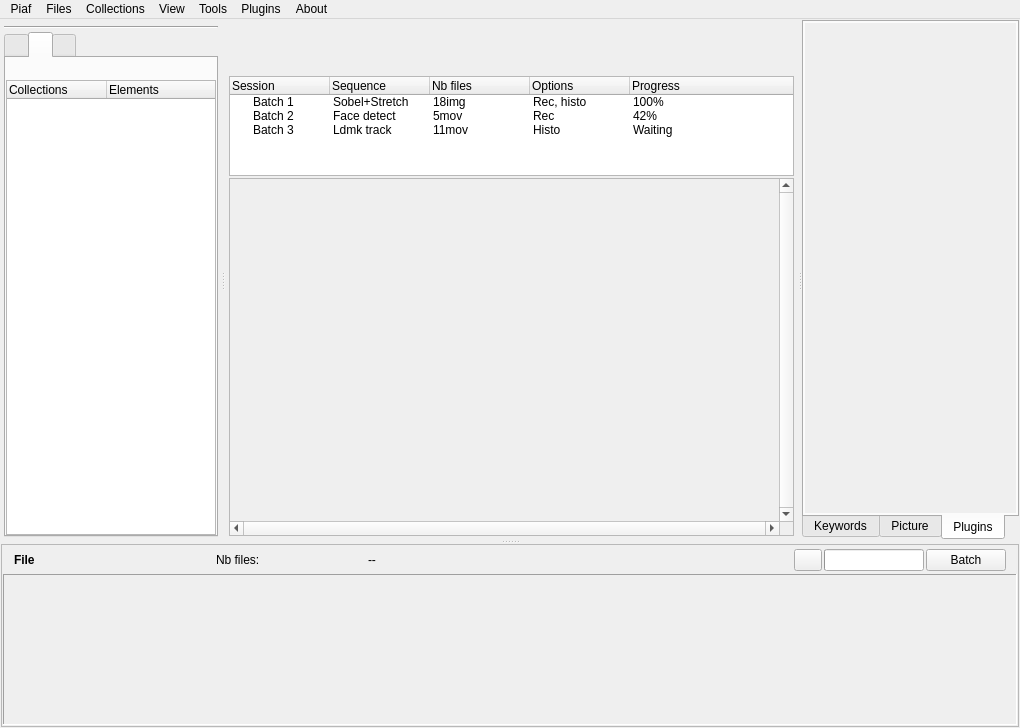
Above: workflow/ui/emamainwindow.ui from cseyve/piaf before the change. Below: the same form after it.
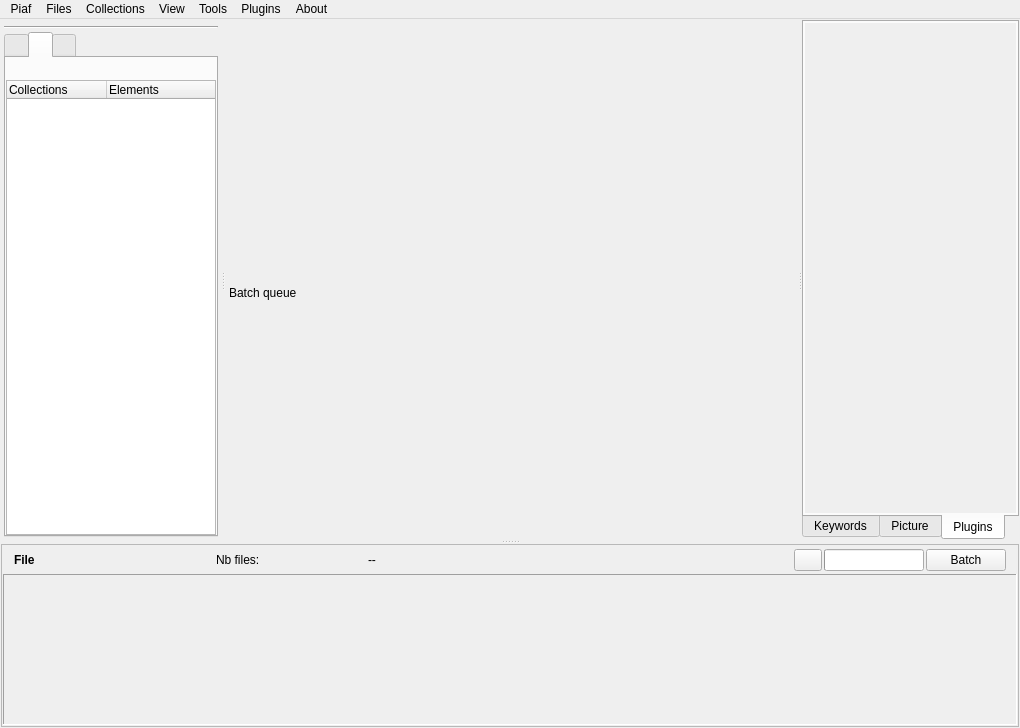
That is the form after the change. The open tabs and pages were chosen to show the change. Icons and pictures are not drawn. Custom widgets are drawn as their Qt base class.

Commit message: reorganized code for batch processing : widgets / thread in separate source files

Diff of the .ui file:
```diff
--- a/workflow/ui/emamainwindow.ui
+++ b/workflow/ui/emamainwindow.ui
@@ -998,265 +998,10 @@
               <number>2</number>
              </property>
              <item>
-              <widget class="QFrame" name="batchQueueFrame">
-               <layout class="QVBoxLayout" name="verticalLayout_18">
-                <property name="spacing">
-                 <number>2</number>
-                </property>
-                <property name="margin">
-                 <number>0</number>
-                </property>
-                <item>
-                 <widget class="QWidget" name="widget_4" native="true">
-                  <layout class="QHBoxLayout" name="horizontalLayout_5">
-                   <property name="spacing">
-                    <number>0</number>
-                   </property>
-                   <property name="leftMargin">
-                    <number>0</number>
-                   </property>
-                   <property name="topMargin">
-                    <number>1</number>
-                   </property>
-                   <property name="rightMargin">
-                    <number>0</number>
-                   </property>
-                   <property name="bottomMargin">
-                    <number>1</number>
-                   </property>
-                   <item>
-                    <widget class="QPushButton" name="batchPlayButton">
-                     <property name="toolTip">
-                      <string>Toggle play/pause</string>
-                     </property>
-                     <property name="text">
-                      <string/>
-                     </property>
-                     <property name="icon">
-                      <iconset resource="../../main/piaf.qrc">
-                       <normaloff>:/images/22x22/system-run.png</normaloff>
-                       <normalon>:/icons/22x22/media-playback-pause.png</normalon>:/images/22x22/system-run.png</iconset>
-                     </property>
-                     <property name="checkable">
-                      <bool>true</bool>
-                     </property>
-                     <property name="flat">
-                      <bool>true</bool>
-                     </property>
-                    </widget>
-                   </item>
-                   <item>
-                    <spacer name="horizontalSpacer_5">
-                     <property name="orientation">
-                      <enum>Qt::Horizontal</enum>
-                     </property>
-                     <property name="sizeHint" stdset="0">
-                      <size>
-                       <width>40</width>
-                       <height>20</height>
-                      </size>
-                     </property>
-                    </spacer>
-                   </item>
-                   <item>
-                    <widget class="QPushButton" name="batchMoveUpButton">
-                     <property name="toolTip">
-                      <string>Move up selected batch item</string>
-                     </property>
-                     <property name="text">
-                      <string/>
-                     </property>
-                     <property name="icon">
-                      <iconset resource="../ema.qrc">
-                       <normaloff>:/icons/16x16/arrow-up.png</normaloff>:/icons/16x16/arrow-up.png</iconset>
-                     </property>
-                     <property name="flat">
-                      <bool>true</bool>
-                     </property>
-                    </widget>
-                   </item>
-                   <item>
-                    <widget class="QPushButton" name="batchMoveDownButton">
-                     <property name="toolTip">
-                      <string>Move down selected batch item</string>
-                     </property>
-                     <property name="text">
-                      <string/>
-                     </property>
-                     <property name="icon">
-                      <iconset resource="../ema.qrc">
-                       <normaloff>:/icons/16x16/arrow-down.png</normaloff>:/icons/16x16/arrow-down.png</iconset>
-                     </property>
-                     <property name="flat">
-                      <bool>true</bool>
-                     </property>
-                    </widget>
-                   </item>
-                   <item>
-                    <widget class="QPushButton" name="batchDeleteButton">
-                     <property name="toolTip">
-                      <string>Delete selected batch item</string>
-                     </property>
-                     <property name="text">
-                      <string/>
-                     </property>
-                     <property name="icon">
-                      <iconset resource="../ema.qrc">
-                       <normaloff>:/icons/16x16/trash-empty.png</normaloff>:/icons/16x16/trash-empty.png</iconset>
-                     </property>
-                     <property name="flat">
-                      <bool>true</bool>
-                     </property>
-                    </widget>
-                   </item>
-                  </layout>
-                 </widget>
-                </item>
-                <item>
-                 <widget class="QTreeWidget" name="batchQueueTreeWidget">
-                  <property name="sizePolicy">
-                   <sizepolicy hsizetype="Expanding" vsizetype="Preferred">
-                    <horstretch>0</horstretch>
-                    <verstretch>0</verstretch>
-                   </sizepolicy>
-                  </property>
-                  <property name="maximumSize">
-                   <size>
-                    <width>16777215</width>
-                    <height>100</height>
-                   </size>
-                  </property>
-                  <property name="allColumnsShowFocus">
-                   <bool>true</bool>
-                  </property>
-                  <column>
-                   <property name="text">
-                    <string>Session</string>
-                   </property>
-                  </column>
-                  <column>
-                   <property name="text">
-                    <string>Sequence</string>
-                   </property>
-                  </column>
-                  <column>
-                   <property name="text">
-                    <string>Nb files</string>
-                   </property>
-                  </column>
-                  <column>
-                   <property name="text">
-                    <string>Options</string>
-                   </property>
-                  </column>
-                  <column>
-                   <property name="text">
-                    <string>Progress</string>
-                   </property>
-                  </column>
-                  <item>
-                   <property name="text">
-                    <string>Batch 1</string>
-                   </property>
-                   <property name="text">
-                    <string>Sobel+Stretch</string>
-                   </property>
-                   <property name="text">
-                    <string>18img</string>
-                   </property>
-                   <property name="text">
-                    <string>Rec, histo</string>
-                   </property>
-                   <property name="text">
-                    <string>100%</string>
-                   </property>
-                   <property name="icon">
-                    <iconset resource="../ema.qrc">
-                     <normaloff>:/icons/16x16/dialog-ok-apply.png</normaloff>:/icons/16x16/dialog-ok-apply.png</iconset>
-                   </property>
-                  </item>
-                  <item>
-                   <property name="text">
-                    <string>Batch 2</string>
-                   </property>
-                   <property name="text">
-                    <string>Face detect</string>
-                   </property>
-                   <property name="text">
-                    <string>5mov</string>
-                   </property>
-                   <property name="text">
-                    <string>Rec</string>
-                   </property>
-                   <property name="text">
-                    <string>42%</string>
-                   </property>
-                   <property name="icon">
-                    <iconset resource="../ema.qrc">
-                     <normaloff>:/icons/16x16/system-software-update.png</normaloff>:/icons/16x16/system-software-update.png</iconset>
-                   </property>
-                  </item>
-                  <item>
-                   <property name="text">
-                    <string>Batch 3</string>
-                   </property>
-                   <property name="text">
-                    <string>Ldmk track</string>
-                   </property>
-                   <property name="text">
-                    <string>11mov</string>
-                   </property>
-                   <property name="text">
-                    <string>Histo</string>
-                   </property>
-                   <property name="text">
-                    <string>Waiting</string>
-                   </property>
-                   <property name="icon">
-                    <iconset resource="../ema.qrc">
-                     <normaloff>:/icons/16x16/view-history.png</normaloff>:/icons/16x16/view-history.png</iconset>
-                   </property>
-                  </item>
-                 </widget>
-                </item>
-               </layout>
-              </widget>
-             </item>
-             <item>
-              <widget class="QScrollArea" name="batchProgressScrollArea">
-               <property name="verticalScrollBarPolicy">
-                <enum>Qt::ScrollBarAlwaysOn</enum>
+              <widget class="QLabel" name="label">
+               <property name="text">
+                <string>Batch queue</string>
                </property>
-               <property name="horizontalScrollBarPolicy">
-                <enum>Qt::ScrollBarAlwaysOn</enum>
-               </property>
-               <property name="widgetResizable">
-                <bool>true</bool>
-               </property>
-               <widget class="QWidget" name="batchProgressScrollAreaContents">
-                <property name="geometry">
-                 <rect>
-                  <x>0</x>
-                  <y>0</y>
-                  <width>96</width>
-                  <height>26</height>
-                 </rect>
-                </property>
-                <layout class="QVBoxLayout" name="verticalLayout_17">
-                 <property name="leftMargin">
-                  <number>2</number>
-                 </property>
-                 <property name="topMargin">
-                  <number>0</number>
-                 </property>
-                 <property name="rightMargin">
-                  <number>0</number>
-                 </property>
-                 <property name="bottomMargin">
-                  <number>0</number>
-                 </property>
-                </layout>
-               </widget>
               </widget>
              </item>
             </layout>
```
Left out of the diff: 22 changed lines with no effect on the pictures. The commit also changes 10 other files.
